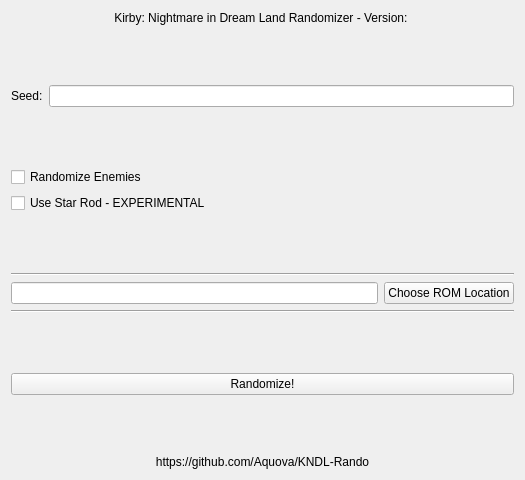
Above: src/mainwindow.ui from aquova/KNDL-Rando before the change. Below: the same form after it.
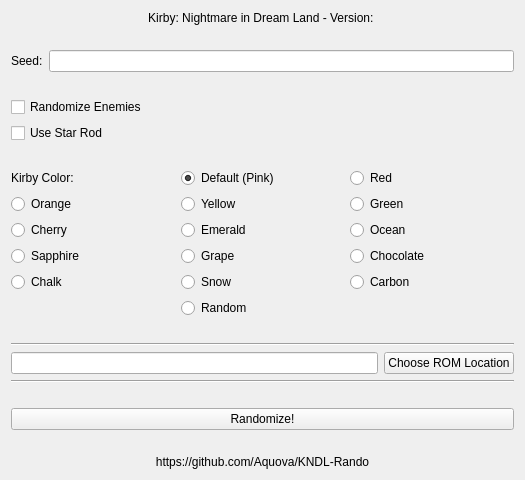
That is the form after the change.

```diff
--- a/src/mainwindow.ui
+++ b/src/mainwindow.ui
@@ -18,7 +18,7 @@
     <item>
      <widget class="QLabel" name="title">
       <property name="text">
-       <string>Kirby: Nightmare in Dream Land Randomizer - Version: </string>
+       <string>Kirby: Nightmare in Dream Land - Version: </string>
       </property>
       <property name="alignment">
        <set>Qt::AlignCenter</set>
@@ -75,7 +75,7 @@
     <item>
      <widget class="QCheckBox" name="starRodCheck">
       <property name="text">
-       <string>Use Star Rod - EXPERIMENTAL</string>
+       <string>Use Star Rod</string>
       </property>
      </widget>
     </item>
@@ -92,6 +92,138 @@
       </property>
      </spacer>
     </item>
+    <item>
+     <layout class="QGridLayout" name="gridLayout">
+      <item row="2" column="0">
+       <widget class="QRadioButton" name="orangeColor">
+        <property name="text">
+         <string>Orange</string>
+        </property>
+       </widget>
+      </item>
+      <item row="6" column="1">
+       <widget class="QRadioButton" name="randomColor">
+        <property name="text">
+         <string>Random</string>
+        </property>
+       </widget>
+      </item>
+      <item row="1" column="0">
+       <widget class="QLabel" name="label">
+        <property name="text">
+         <string>Kirby Color:</string>
+        </property>
+       </widget>
+      </item>
+      <item row="1" column="1">
+       <widget class="QRadioButton" name="defaultColor">
+        <property name="text">
+         <string>Default (Pink)</string>
+        </property>
+        <property name="checked">
+         <bool>true</bool>
+        </property>
+       </widget>
+      </item>
+      <item row="5" column="2">
+       <widget class="QRadioButton" name="carbonColor">
+        <property name="text">
+         <string>Carbon</string>
+        </property>
+       </widget>
+      </item>
+      <item row="1" column="2">
+       <widget class="QRadioButton" name="redColor">
+        <property name="text">
+         <string>Red</string>
+        </property>
+       </widget>
+      </item>
+      <item row="5" column="0">
+       <widget class="QRadioButton" name="chalkColor">
+        <property name="text">
+         <string>Chalk</string>
+        </property>
+       </widget>
+      </item>
+      <item row="3" column="1">
+       <widget class="QRadioButton" name="emeraldColor">
+        <property name="text">
+         <string>Emerald</string>
+        </property>
+       </widget>
+      </item>
+      <item row="2" column="1">
+       <widget class="QRadioButton" name="yellowColor">
+        <property name="text">
+         <string>Yellow</string>
+        </property>
+       </widget>
+      </item>
+      <item row="2" column="2">
+       <widget class="QRadioButton" name="greenColor">
+        <property name="text">
+         <string>Green</string>
+        </property>
+       </widget>
+      </item>
+      <item row="3" column="0">
+       <widget class="QRadioButton" name="cherryColor">
+        <property name="text">
+         <string>Cherry</string>
+        </property>
+       </widget>
+      </item>
+      <item row="3" column="2">
+       <widget class="QRadioButton" name="oceanColor">
+        <property name="text">
+         <string>Ocean</string>
+        </property>
+       </widget>
+      </item>
+      <item row="4" column="0">
+       <widget class="QRadioButton" name="sapphireColor">
+        <property name="text">
+         <string>Sapphire</string>
+        </property>
+       </widget>
+      </item>
+      <item row="4" column="1">
+       <widget class="QRadioButton" name="grapeColor">
+        <property name="text">
+         <string>Grape</string>
+        </property>
+       </widget>
+      </item>
+      <item row="4" column="2">
+       <widget class="QRadioButton" name="chocolateColor">
+        <property name="text">
+         <string>Chocolate</string>
+        </property>
+       </widget>
+      </item>
+      <item row="5" column="1">
+       <widget class="QRadioButton" name="snowColor">
+        <property name="text">
+         <string>Snow</string>
+        </property>
+       </widget>
+      </item>
+     </layout>
+    </item>
+    <item>
+     <spacer name="verticalSpacer_4">
+      <property name="orientation">
+       <enum>Qt::Vertical</enum>
+      </property>
+      <property name="sizeHint" stdset="0">
+       <size>
+        <width>20</width>
+        <height>40</height>
+       </size>
+      </property>
+     </spacer>
+    </item>
     <item>
      <widget class="Line" name="line">
       <property name="orientation">
```
